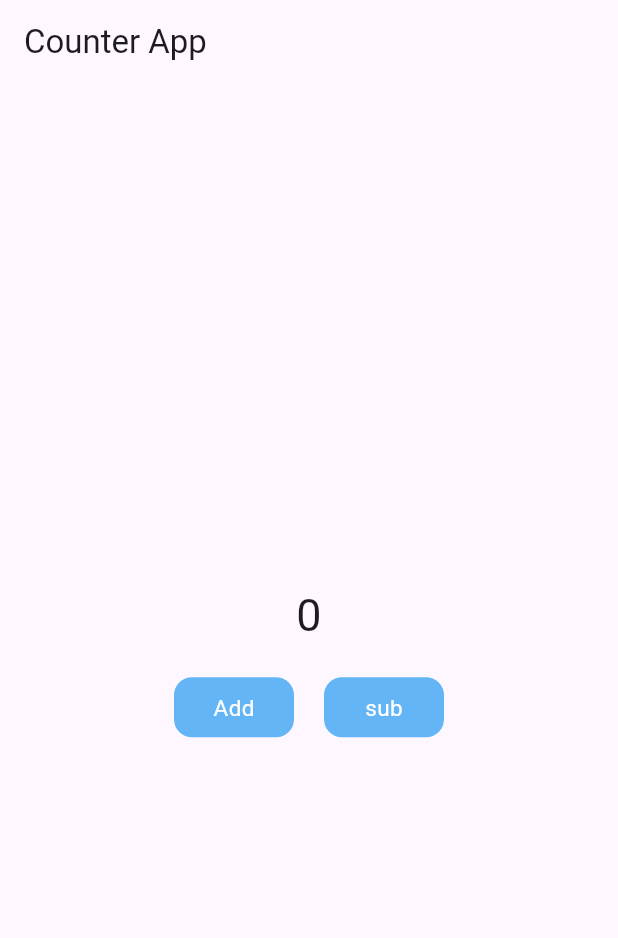
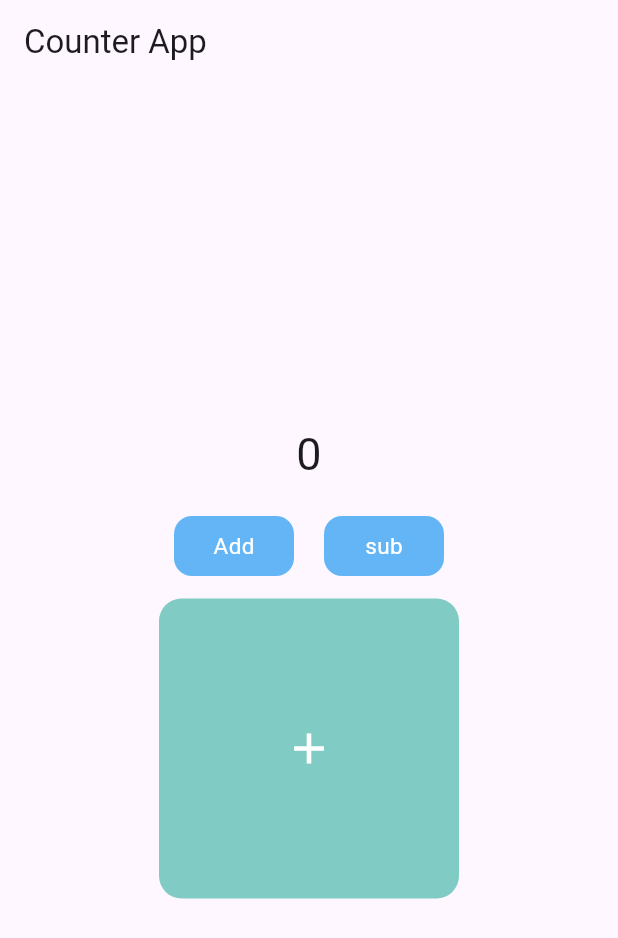
Before and after one commit to aclabis/counter-app-with-bloc, a Flutter app: the screen it shows after launch, on a phone screen of 412 x 824 dp. Shown: the top 938 px of the screen. Run offline on Flutter 3.47's test engine with Material 3 defaults, Android fonts, the phone set to English and light mode, and no system bars; our stand-ins replace bloc, equatable, flutter_bloc, image_picker.

Commit message:
image picker with bloc

```diff
--- a/lib/blocs/counter/counter_bloc.dart
+++ b/lib/blocs/counter/counter_bloc.dart
@@ -5,7 +5,7 @@ import 'package:counter_app/blocs/counter/counter_event.dart';
 import 'package:counter_app/blocs/counter/counter_state.dart';
 
 class CounterBloc extends Bloc<CounterEvent, CounterState> {
-  CounterBloc() : super(CounterState(0)) {
+  CounterBloc() : super(const CounterState(0)) {
     on<EventIncreament>(eventIncreament);
     on<EventDecreament>(eventDecreament);
   }
--- /dev/null
+++ b/lib/blocs/imgpicker/image_picker_bloc.dart
@@ -0,0 +1,27 @@
+import 'dart:async';
+
+import 'package:bloc/bloc.dart';
+import 'package:counter_app/blocs/imgpicker/image_picker_event.dart';
+import 'package:counter_app/blocs/imgpicker/image_picker_state.dart';
+import 'package:image_picker/image_picker.dart';
+
+class ImagePickerBloc extends Bloc<ImagePickerEvent, ImagePickerState> {
+  final ImagePicker _imagePicker = ImagePicker();
+
+  ImagePickerBloc() : super(ImageInitialState()) {
+    on<GalleryImagePickerEvent>(galleryimagepickerevent);
+  }
+
+  FutureOr<void> galleryimagepickerevent(
+      GalleryImagePickerEvent event, Emitter<ImagePickerState> emit) async {
+    final pickedimage =
+        await _imagePicker.pickImage(source: ImageSource.gallery);
+    if (pickedimage != null) {
+      emit(
+        ImagePickedState(imagepath: pickedimage.path),
+      );
+    } else {
+      emit(ImageInitialState());
+    }
+  }
+}
--- /dev/null
+++ b/lib/blocs/imgpicker/image_picker_event.dart
@@ -0,0 +1,8 @@
+import 'package:equatable/equatable.dart';
+
+abstract class ImagePickerEvent extends Equatable{
+  @override
+  List<Object?> get props => [];
+}
+
+class GalleryImagePickerEvent extends ImagePickerEvent{}
--- /dev/null
+++ b/lib/blocs/imgpicker/image_picker_state.dart
@@ -0,0 +1,17 @@
+import 'package:equatable/equatable.dart';
+
+abstract class ImagePickerState extends Equatable {
+  @override
+  List<Object?> get props => [];
+}
+
+class ImageInitialState extends ImagePickerState {}
+
+class ImagePickedState extends ImagePickerState {
+  final String imagepath;
+
+  ImagePickedState({required this.imagepath});
+
+  @override
+  List<Object?> get props => [imagepath];
+}
--- a/lib/main.dart
+++ b/lib/main.dart
@@ -1,4 +1,5 @@
 import 'package:counter_app/blocs/counter/counter_bloc.dart';
+import 'package:counter_app/blocs/imgpicker/image_picker_bloc.dart';
 import 'package:counter_app/screens/home_screen.dart';
 import 'package:flutter/material.dart';
 import 'package:flutter_bloc/flutter_bloc.dart';
@@ -13,7 +14,10 @@ class MyApp extends StatelessWidget {
   @override
   Widget build(BuildContext context) {
     return MultiBlocProvider(
-      providers: [BlocProvider(create: (_) => CounterBloc())],
+      providers: [
+        BlocProvider(create: (_) => CounterBloc()),
+        BlocProvider(create: (_) => ImagePickerBloc())
+      ],
       child: MaterialApp(
         title: 'Flutter Demo',
         theme: ThemeData(
--- a/lib/screens/home_screen.dart
+++ b/lib/screens/home_screen.dart
@@ -1,6 +1,11 @@
+import 'dart:io';
+
 import 'package:counter_app/blocs/counter/counter_bloc.dart';
 import 'package:counter_app/blocs/counter/counter_event.dart';
 import 'package:counter_app/blocs/counter/counter_state.dart';
+import 'package:counter_app/blocs/imgpicker/image_picker_bloc.dart';
+import 'package:counter_app/blocs/imgpicker/image_picker_event.dart';
+import 'package:counter_app/blocs/imgpicker/image_picker_state.dart';
 import 'package:flutter/material.dart';
 import 'package:flutter_bloc/flutter_bloc.dart';
 
@@ -21,7 +26,7 @@ class HomeScreen extends StatelessWidget {
               Center(
                 child: Text(
                   '${state.counter}',
-                    style:const TextStyle(fontSize: 30),
+                  style: const TextStyle(fontSize: 30),
                 ),
               ),
               const SizedBox(height: 20),
@@ -66,10 +71,40 @@ class HomeScreen extends StatelessWidget {
                     ),
                   ),
                 ],
+              ),
+              const SizedBox(
+                height: 15,
+              ),
+              BlocBuilder<ImagePickerBloc, ImagePickerState>(
+                builder: (context, state) {
+                  return InkWell(
+                    onTap: () {
+                      context
+                          .read<ImagePickerBloc>()
+                          .add(GalleryImagePickerEvent());
+                    },
+                    child: Container(
+                      height: 200,
+                      width: 200,
+                      decoration: BoxDecoration(
+                        color: Colors.teal.shade200,
+                        borderRadius: BorderRadius.circular(15),
+                      ),
+                      child: state is ImagePickedState
+                          ? Image.file(File(state.imagepath), fit: BoxFit.cover)
+                          : const Icon(
+                              Icons.add,
+                              size: 34,
+                              color: Colors.white,
+                            ),
+                    ),
+                  );
+                },
               )
             ],
           );
         },
-        ));
+      ),
+    );
   }
 }
--- a/pubspec.yaml
+++ b/pubspec.yaml
@@ -38,6 +38,7 @@ dependencies:
   flutter_bloc: ^8.1.6
   bloc: ^8.1.4
   equatable: ^2.0.5
+  image_picker: ^1.1.2
 
 dev_dependencies:
   flutter_test:
```
Also changed, not shown: pubspec.lock, 5 other files. Lines whose indentation alone changed are shown as unchanged.
